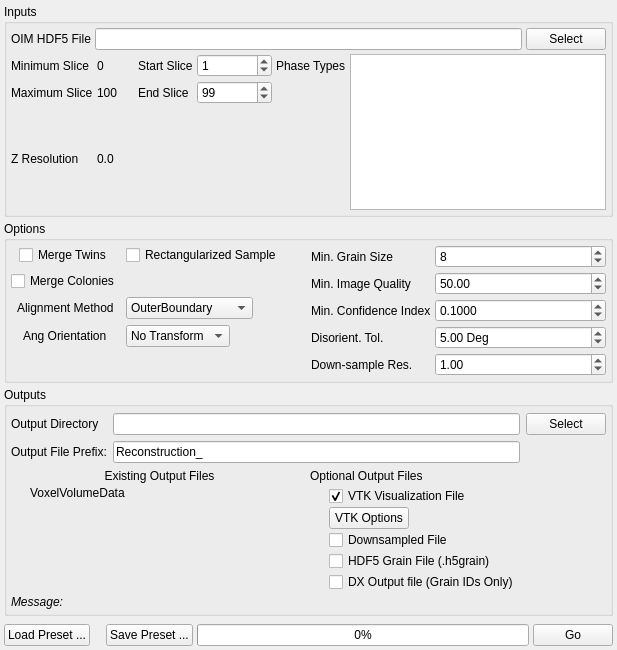
This is Source/UIPlugins/Reconstruction/ReconstructionWidget.ui in BlueQuartzSoftware/DREAM3D as Qt 5 draws it before an edit. The edited form follows.
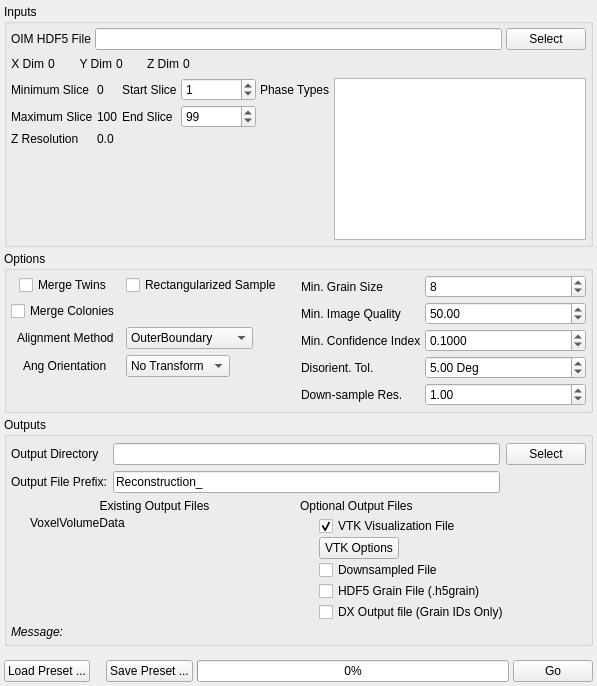
This is the edited form. Icons and pictures are not drawn. Custom widgets are drawn as their Qt base class.

Commit message: Adding additional information to the wanring dialog. Adding display of the x.y dimensions of the OIM slice

The edit to the form file:
```diff
--- a/Source/UIPlugins/Reconstruction/ReconstructionWidget.ui
+++ b/Source/UIPlugins/Reconstruction/ReconstructionWidget.ui
@@ -6,8 +6,8 @@
    <rect>
     <x>0</x>
     <y>0</y>
-    <width>617</width>
-    <height>650</height>
+    <width>597</width>
+    <height>686</height>
    </rect>
   </property>
   <property name="sizePolicy">
@@ -59,7 +59,7 @@
         </item>
        </layout>
       </item>
-      <item row="1" column="0">
+      <item row="2" column="0">
        <layout class="QGridLayout" name="gridLayout_3">
         <item row="0" column="0">
          <widget class="QLabel" name="label_7">
@@ -119,6 +119,35 @@
           </property>
          </widget>
         </item>
+        <item row="1" column="3">
+         <widget class="QSpinBox" name="m_ZEndIndex">
+          <property name="minimumSize">
+           <size>
+            <width>75</width>
+            <height>0</height>
+           </size>
+          </property>
+          <property name="maximum">
+           <number>1000000</number>
+          </property>
+          <property name="value">
+           <number>99</number>
+          </property>
+         </widget>
+        </item>
+        <item row="3" column="0" colspan="4">
+         <spacer name="verticalSpacer_2">
+          <property name="orientation">
+           <enum>Qt::Vertical</enum>
+          </property>
+          <property name="sizeHint" stdset="0">
+           <size>
+            <width>20</width>
+            <height>40</height>
+           </size>
+          </property>
+         </spacer>
+        </item>
         <item row="2" column="0">
          <widget class="QLabel" name="m_ZMax_2">
           <property name="text">
@@ -133,25 +162,9 @@
           </property>
          </widget>
         </item>
-        <item row="1" column="3">
-         <widget class="QSpinBox" name="m_ZEndIndex">
-          <property name="minimumSize">
-           <size>
-            <width>75</width>
-            <height>0</height>
-           </size>
-          </property>
-          <property name="maximum">
-           <number>1000000</number>
-          </property>
-          <property name="value">
-           <number>99</number>
-          </property>
-         </widget>
-        </item>
        </layout>
       </item>
-      <item row="1" column="1">
+      <item row="2" column="1">
        <layout class="QFormLayout" name="formLayout_7">
         <item row="0" column="0">
          <widget class="QLabel" name="label_11">
@@ -178,6 +191,106 @@
         </item>
        </layout>
       </item>
+      <item row="1" column="0" colspan="2">
+       <layout class="QHBoxLayout" name="horizontalLayout_3">
+        <item>
+         <widget class="QLabel" name="label_13">
+          <property name="text">
+           <string>X Dim</string>
+          </property>
+          <property name="alignment">
+           <set>Qt::AlignRight|Qt::AlignTrailing|Qt::AlignVCenter</set>
+          </property>
+         </widget>
+        </item>
+        <item>
+         <widget class="QLabel" name="xDim">
+          <property name="text">
+           <string>0</string>
+          </property>
+         </widget>
+        </item>
+        <item>
+         <spacer name="horizontalSpacer">
+          <property name="orientation">
+           <enum>Qt::Horizontal</enum>
+          </property>
+          <property name="sizeType">
+           <enum>QSizePolicy::Fixed</enum>
+          </property>
+          <property name="sizeHint" stdset="0">
+           <size>
+            <width>20</width>
+            <height>20</height>
+           </size>
+          </property>
+         </spacer>
+        </item>
+        <item>
+         <widget class="QLabel" name="label_14">
+          <property name="text">
+           <string>Y Dim</string>
+          </property>
+          <property name="alignment">
+           <set>Qt::AlignRight|Qt::AlignTrailing|Qt::AlignVCenter</set>
+          </property>
+         </widget>
+        </item>
+        <item>
+         <widget class="QLabel" name="yDim">
+          <property name="text">
+           <string>0</string>
+          </property>
+         </widget>
+        </item>
+        <item>
+         <spacer name="horizontalSpacer_2">
+          <property name="orientation">
+           <enum>Qt::Horizontal</enum>
+          </property>
+          <property name="sizeType">
+           <enum>QSizePolicy::Fixed</enum>
+          </property>
+          <property name="sizeHint" stdset="0">
+           <size>
+            <width>20</width>
+            <height>20</height>
+           </size>
+          </property>
+         </spacer>
+        </item>
+        <item>
+         <widget class="QLabel" name="label_15">
+          <property name="text">
+           <string>Z Dim</string>
+          </property>
+          <property name="alignment">
+           <set>Qt::AlignRight|Qt::AlignTrailing|Qt::AlignVCenter</set>
+          </property>
+         </widget>
+        </item>
+        <item>
+         <widget class="QLabel" name="zDim">
+          <property name="text">
+           <string>0</string>
+          </property>
+         </widget>
+        </item>
+        <item>
+         <spacer name="horizontalSpacer_6">
+          <property name="orientation">
+           <enum>Qt::Horizontal</enum>
+          </property>
+          <property name="sizeHint" stdset="0">
+           <size>
+            <width>40</width>
+            <height>20</height>
+           </size>
+          </property>
+         </spacer>
+        </item>
+       </layout>
+      </item>
      </layout>
     </widget>
    </item>
```
The commit also changes 1 other file.
